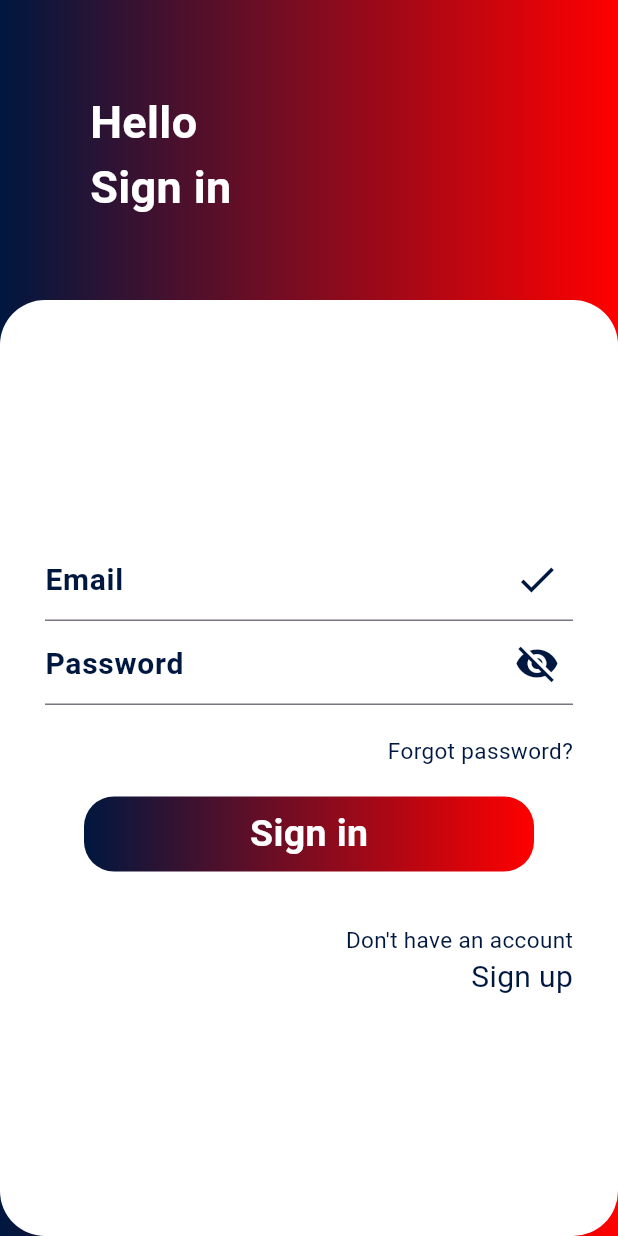
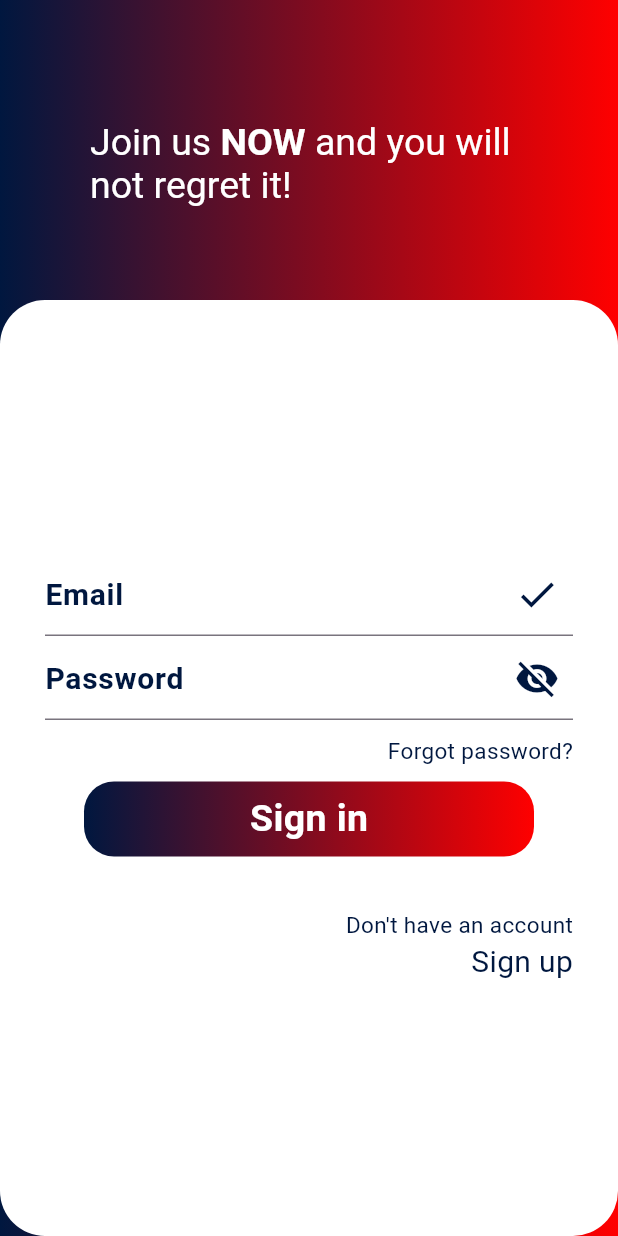
Before and after one commit to mylastshotwashere14106/ui_login, a Flutter app: the screen it shows after launch, on a phone screen of 412 x 824 dp. Run offline on Flutter 3.47's test engine with Material 3 defaults, Android fonts, the phone set to English and light mode, and no system bars.

Commit message:
Added RichText Widget

```diff
--- a/lib/main.dart
+++ b/lib/main.dart
@@ -34,18 +34,24 @@ class Login extends StatelessWidget {
                   ]
               ),
             ),
-            child: Padding(
-              padding: const EdgeInsets.only(top:60,left:60,right:60,bottom: 60),
-              child: Text(
-                "Hello\nSign in",
-                style: TextStyle(
-                  fontSize: 30,
-                  fontWeight: FontWeight.bold,
-                  color: Colors.white,
-                ),
+            child:
+                Padding(
+                  padding: const EdgeInsets.only(top:80,left:60,right:60,bottom: 60),
+                  child: RichText(
+                    text: TextSpan(
+                      text: 'Join us ',
+                      style: TextStyle(
+                        fontSize: 25,
+                      ),
+                      children: const <TextSpan>[
+                        TextSpan(text: 'NOW', style: TextStyle(fontWeight: FontWeight.bold)),
+                        TextSpan(text: ' and you will not regret it!'),
+                      ],
+                    ),
+                  )
               ),
-            ),
           ),
+
           Padding(
             padding: const EdgeInsets.only(top: 200),
             child: Container(
@@ -91,7 +97,7 @@ class Login extends StatelessWidget {
                       ),
                     ),
                     SizedBox(
-                        height: 20,
+                        height: 10,
                     ),
                     Align(
                       alignment: Alignment.centerRight,
@@ -104,7 +110,7 @@ class Login extends StatelessWidget {
                       ),
                     ),
                     SizedBox(
-                      height: 20,
+                      height: 10,
                     ),
                     Container(
                       height: 50,
```
